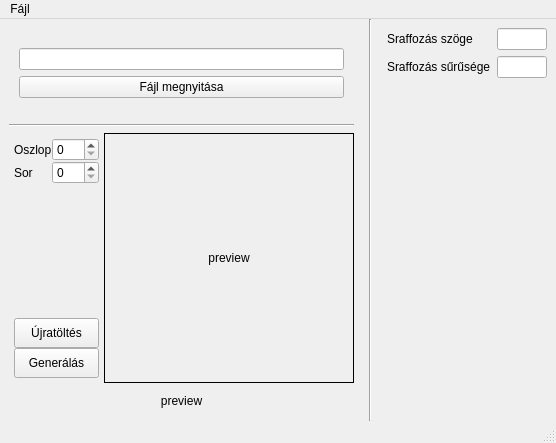
Before: the Qt Designer form ui/res/layout/main.ui in puskapeti/DataMatrixWizard, drawn with Qt 5.
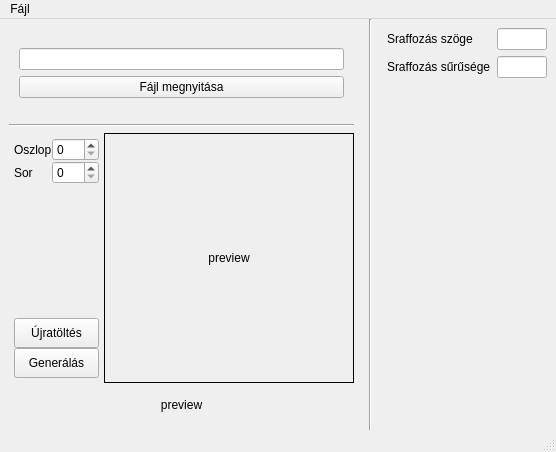
After: the same form once the commit is applied. Icons and pictures are not drawn.

What changed in the file:
```diff
--- a/ui/res/layout/main.ui
+++ b/ui/res/layout/main.ui
@@ -7,7 +7,7 @@
     <x>0</x>
     <y>0</y>
     <width>551</width>
-    <height>443</height>
+    <height>452</height>
    </rect>
   </property>
   <property name="sizePolicy">
```
